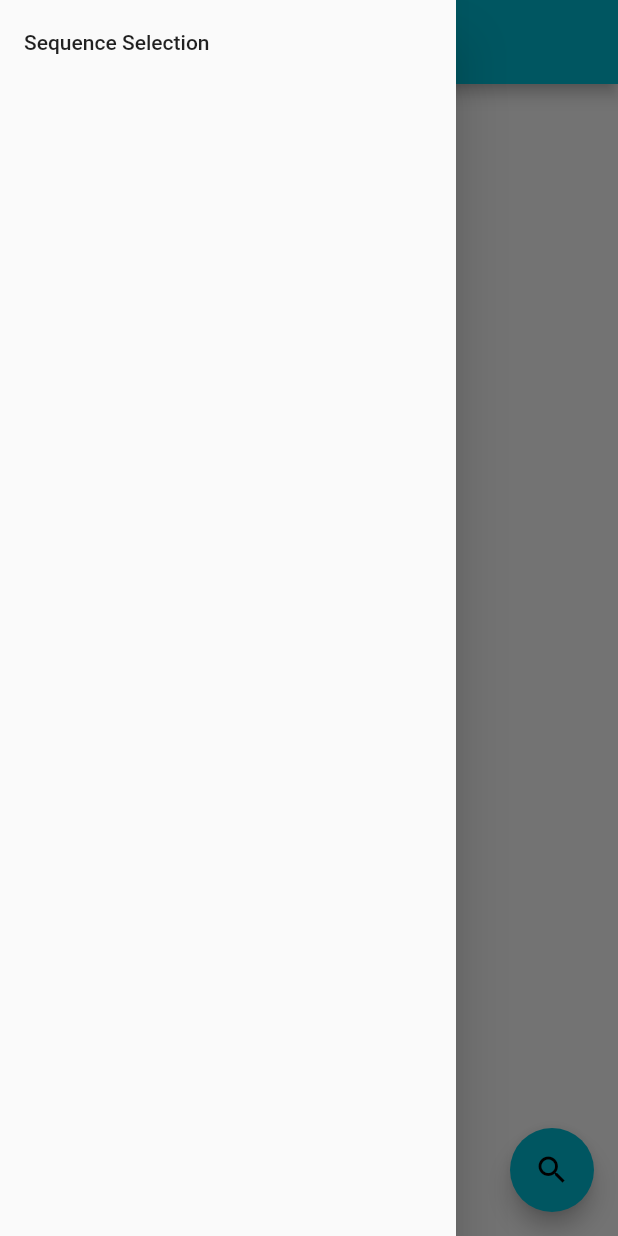
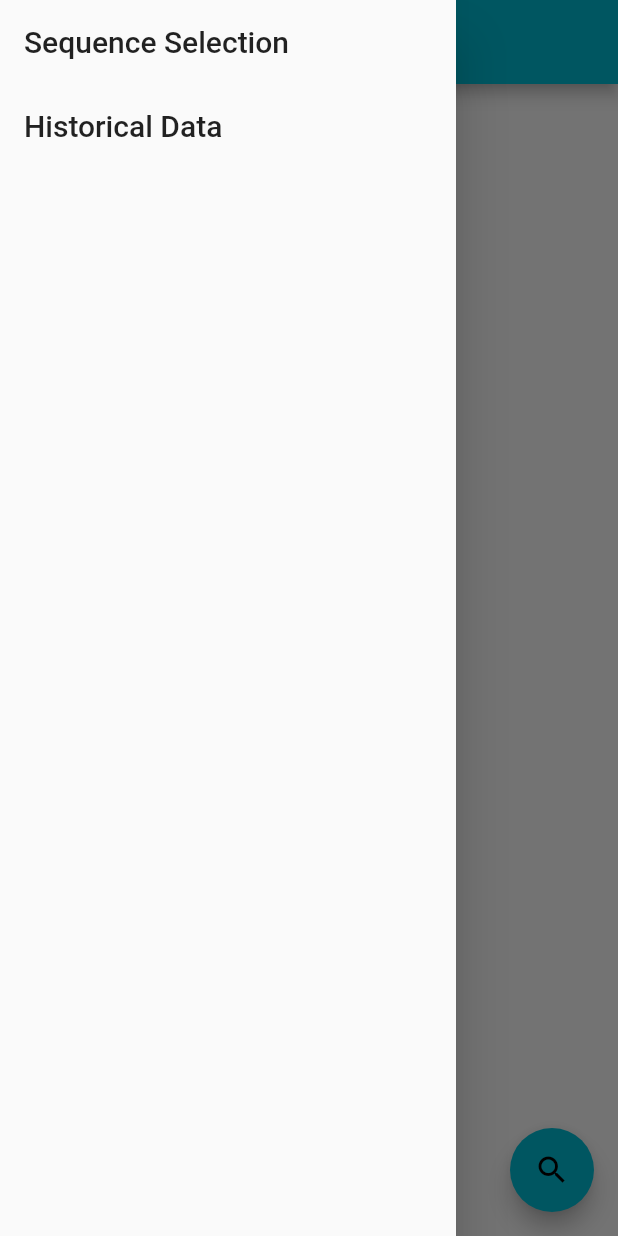
Before and after one commit to coopyey/massage-boot-app, a Flutter app: the screen it shows after launch, with the side drawer open, on a phone screen of 412 x 824 dp. Run offline on Flutter 3.47's test engine with Material 2 defaults, Android fonts, the phone set to English and light mode, and no system bars; our stand-ins replace flutter_blue.

Commit message:
history page nav made
navigation and historical data page created

```diff
--- a/lib/main.dart
+++ b/lib/main.dart
@@ -8,7 +8,7 @@ import './helpers/widgets.dart';
 
 // page files
 import './pages/sequence.dart';
-//import './pages/history.dart';
+import './pages/history.dart';
 //import './pages/bluetooth.dart';
 
 void main() => runApp(MyApp());
@@ -87,10 +87,18 @@ class FindDevicesScreen extends StatelessWidget {
         child: ListView(
             children: <Widget>[
               new ListTile (
-                title: new Text ('Sequence Selection'),
+                title: new Text ('Sequence Selection', style: TextStyle(fontSize: 20.0)),
                 onTap: () {
                   Navigator.push(context, new MaterialPageRoute(
                     builder: (BuildContext context) => new SequenceSelection())
+                  );
+                },
+              ),
+              new ListTile (
+                title: new Text ('Historical Data', style: TextStyle(fontSize: 20.0)),
+                onTap: () {
+                  Navigator.push(context, new MaterialPageRoute(
+                    builder: (BuildContext context) => new HistoryPage())
                   );
                 },
               ),
```
Also changed, not shown: lib/pages/history.dart (added, +25 -0 lines), lib/pages/sequence.dart (+4 -4 lines).
